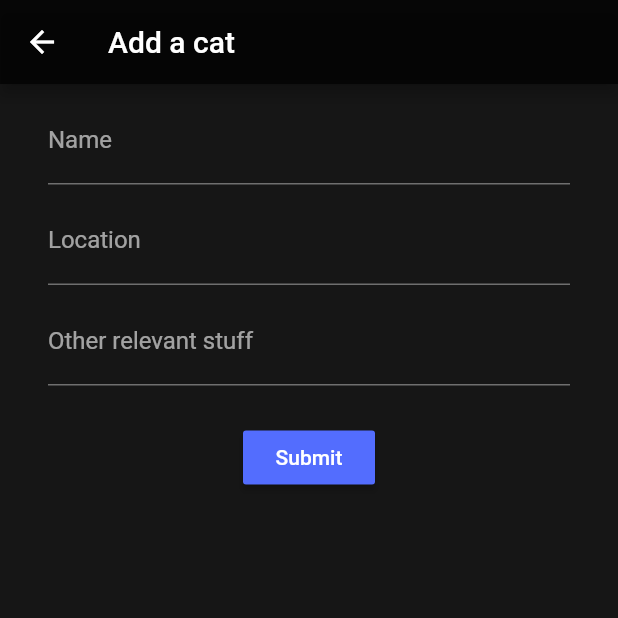
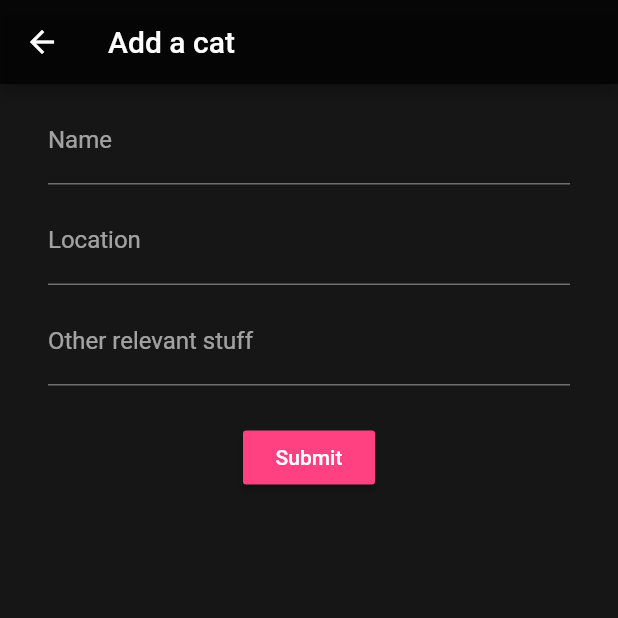
Before and after one commit to gcoro/Flutter-stuff, a Flutter app: the screen it shows after launch, after a tap on the "add" icon, on a phone screen of 412 x 824 dp, the top half of it. Run offline on Flutter 3.47's test engine with Material 2 defaults, Android fonts, the phone set to English and light mode, and no system bars; network calls fail.

Commit message:
[cat_app] add rating slider; add image fade in

```diff
--- a/cat_app/lib/screens/add_cat_page.dart
+++ b/cat_app/lib/screens/add_cat_page.dart
@@ -119,7 +119,7 @@ class _AddCatPageState extends State<AddCatPage> {
                         // If onPressed is null, the button is disabled
                         // this is my goto temporary callback.
                         onPressed: () => submitForm(context),
-                        color: Colors.indigoAccent,
+                        color: Colors.pinkAccent,
                         child: Text('Submit'),
                       );
                     },
--- a/cat_app/lib/widgets/circle_image.dart
+++ b/cat_app/lib/widgets/circle_image.dart
@@ -8,7 +8,26 @@ class CircleImage extends StatelessWidget {
 
   @override
   Widget build(BuildContext context) {
-    return new Container(
+    // Placeholder is a static container the same size as the dog image.
+    var placeholder = Container(
+      width:  dimension ?? 100.0,
+      height:  dimension ?? 100.0,
+      decoration: BoxDecoration(
+        shape: BoxShape.circle,
+        gradient: LinearGradient(
+          begin: Alignment.topLeft,
+          end: Alignment.bottomRight,
+          colors: [Colors.black54, Colors.black, Colors.blueGrey[600]],
+        ),
+      ),
+      alignment: Alignment.center,
+      child: Text(
+        'CAT!',
+        textAlign: TextAlign.center,
+      ),
+    );
+
+    var avatar = Container(
       width: dimension ?? 100.0,
       height: dimension ?? 100.0,
       decoration: new BoxDecoration(
@@ -19,5 +38,21 @@ class CircleImage extends StatelessWidget {
         ),
       ),
     );
+
+    // This is an animated widget built into flutter.
+    return AnimatedCrossFade(
+      // You pass it the starting widget and the ending widget.
+      firstChild: placeholder,
+      secondChild: avatar,
+      // Then, you pass it a ternary that should be based on your state
+      //
+      // If renderUrl is null tell the widget to use the placeholder,
+      // otherwise use the dogAvatar.
+      crossFadeState: renderUrl == null
+          ? CrossFadeState.showFirst
+          : CrossFadeState.showSecond,
+      // Finally, pass in the amount of time the fade should take.
+      duration: Duration(milliseconds: 1000),
+    );
   }
 }
```
Also changed, not shown: cat_app/lib/screens/cat_detail_page.dart (+84 -5 lines), cat_app/lib/screens/home_page.dart (+11 -12 lines), cat_app/lib/widgets/cat_card.dart (+0 -27 lines).
